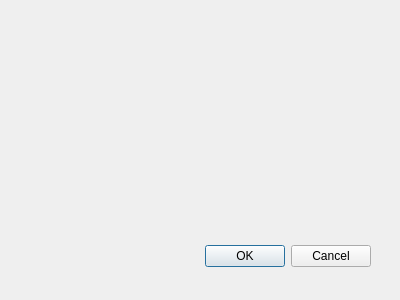
Qt form cloud_masking_dialog_base.ui (SMByC/CloudMasking) before a commit.
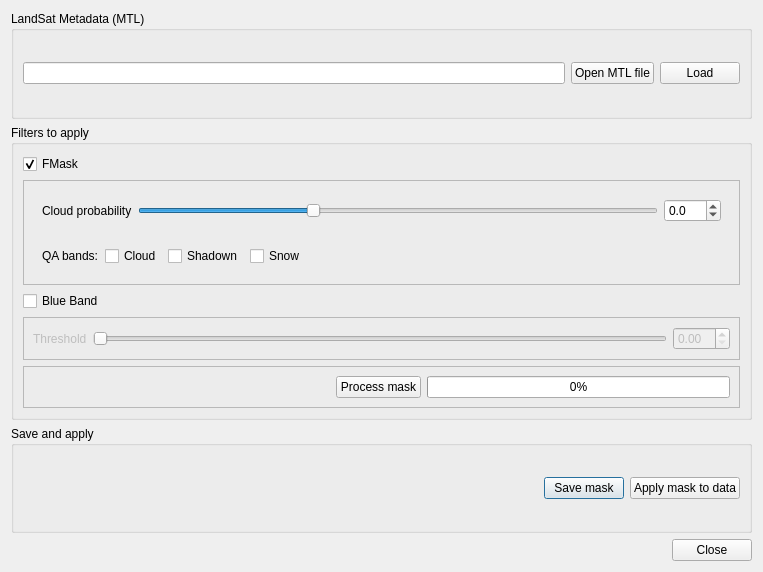
The same form after that commit.

The edit to the form file:
```diff
--- a/cloud_masking_dialog_base.ui
+++ b/cloud_masking_dialog_base.ui
@@ -1,33 +1,304 @@
 <ui version="4.0" >
  <class>CloudMaskingDialogBase</class>
- <widget class="QDialog" name="CloudMaskingDialogBase" >
-  <property name="geometry" >
+ <widget class="QDialog" name="CloudMaskingDialogBase">
+  <property name="geometry">
    <rect>
     <x>0</x>
     <y>0</y>
-    <width>400</width>
-    <height>300</height>
+    <width>763</width>
+    <height>572</height>
    </rect>
   </property>
   <property name="windowTitle" >
    <string>Cloud masking</string>
   </property>
-  <widget class="QDialogButtonBox" name="button_box" >
-   <property name="geometry" >
-    <rect>
-     <x>30</x>
-     <y>240</y>
-     <width>341</width>
-     <height>32</height>
-    </rect>
-   </property>
-   <property name="orientation" >
-    <enum>Qt::Horizontal</enum>
-   </property>
-   <property name="standardButtons" >
-    <set>QDialogButtonBox::Cancel|QDialogButtonBox::Ok</set>
-   </property>
-  </widget>
+  <layout class="QGridLayout" name="gridLayout">
+   <item row="2" column="0">
+    <widget class="QGroupBox" name="groupBox">
+     <property name="title">
+      <string>Save and apply</string>
+     </property>
+     <layout class="QHBoxLayout" name="horizontalLayout_3">
+      <item>
+       <spacer name="horizontalSpacer_3">
+        <property name="orientation">
+         <enum>Qt::Horizontal</enum>
+        </property>
+        <property name="sizeHint" stdset="0">
+         <size>
+          <width>40</width>
+          <height>20</height>
+         </size>
+        </property>
+       </spacer>
+      </item>
+      <item>
+       <widget class="QPushButton" name="pushButton_4">
+        <property name="text">
+         <string>Save mask</string>
+        </property>
+       </widget>
+      </item>
+      <item>
+       <widget class="QPushButton" name="pushButton_5">
+        <property name="text">
+         <string>Apply mask to data</string>
+        </property>
+       </widget>
+      </item>
+     </layout>
+    </widget>
+   </item>
+   <item row="3" column="0">
+    <widget class="QDialogButtonBox" name="button_close">
+     <property name="enabled">
+      <bool>true</bool>
+     </property>
+     <property name="orientation">
+      <enum>Qt::Horizontal</enum>
+     </property>
+     <property name="standardButtons">
+      <set>QDialogButtonBox::Close</set>
+     </property>
+     <property name="centerButtons">
+      <bool>false</bool>
+     </property>
+    </widget>
+   </item>
+   <item row="0" column="0">
+    <widget class="QGroupBox" name="groupBox_MTL">
+     <property name="title">
+      <string>LandSat Metadata (MTL)</string>
+     </property>
+     <layout class="QGridLayout" name="gridLayout_6">
+      <item row="0" column="1">
+       <widget class="QPushButton" name="pushButton">
+        <property name="text">
+         <string>Open MTL file</string>
+        </property>
+       </widget>
+      </item>
+      <item row="0" column="0">
+       <widget class="QLineEdit" name="lineEdit"/>
+      </item>
+      <item row="0" column="2">
+       <widget class="QPushButton" name="pushButton_2">
+        <property name="text">
+         <string>Load</string>
+        </property>
+       </widget>
+      </item>
+     </layout>
+    </widget>
+   </item>
+   <item row="1" column="0">
+    <widget class="QGroupBox" name="groupBox_Filters">
+     <property name="title">
+      <string>Filters to apply</string>
+     </property>
+     <layout class="QGridLayout" name="gridLayout_2">
+      <item row="0" column="1">
+       <widget class="QCheckBox" name="checkBox_FMask">
+        <property name="enabled">
+         <bool>true</bool>
+        </property>
+        <property name="text">
+         <string>FMask</string>
+        </property>
+        <property name="checked">
+         <bool>true</bool>
+        </property>
+       </widget>
+      </item>
+      <item row="3" column="1">
+       <widget class="QFrame" name="frame_BlueBand">
+        <property name="enabled">
+         <bool>false</bool>
+        </property>
+        <property name="frameShape">
+         <enum>QFrame::StyledPanel</enum>
+        </property>
+        <property name="frameShadow">
+         <enum>QFrame::Raised</enum>
+        </property>
+        <layout class="QGridLayout" name="gridLayout_4">
+         <item row="0" column="1">
+          <widget class="QSlider" name="horizontalSlider_BB">
+           <property name="orientation">
+            <enum>Qt::Horizontal</enum>
+           </property>
+          </widget>
+         </item>
+         <item row="0" column="0">
+          <widget class="QLabel" name="label_2">
+           <property name="text">
+            <string>Threshold</string>
+           </property>
+          </widget>
+         </item>
+         <item row="0" column="2">
+          <widget class="QDoubleSpinBox" name="doubleSpinBox_BB"/>
+         </item>
+        </layout>
+       </widget>
+      </item>
+      <item row="1" column="1">
+       <widget class="QFrame" name="frame_FMask">
+        <property name="frameShape">
+         <enum>QFrame::StyledPanel</enum>
+        </property>
+        <property name="frameShadow">
+         <enum>QFrame::Raised</enum>
+        </property>
+        <layout class="QGridLayout" name="gridLayout_3">
+         <item row="3" column="0">
+          <widget class="QWidget" name="widget_2" native="true">
+           <layout class="QHBoxLayout" name="horizontalLayout">
+            <item>
+             <widget class="QLabel" name="label_3">
+              <property name="text">
+               <string>QA bands:</string>
+              </property>
+             </widget>
+            </item>
+            <item>
+             <widget class="QCheckBox" name="checkBox_2">
+              <property name="text">
+               <string>Cloud</string>
+              </property>
+             </widget>
+            </item>
+            <item>
+             <widget class="QCheckBox" name="checkBox_3">
+              <property name="text">
+               <string>Shadown</string>
+              </property>
+             </widget>
+            </item>
+            <item>
+             <widget class="QCheckBox" name="checkBox">
+              <property name="text">
+               <string>Snow</string>
+              </property>
+             </widget>
+            </item>
+            <item>
+             <spacer name="horizontalSpacer">
+              <property name="orientation">
+               <enum>Qt::Horizontal</enum>
+              </property>
+              <property name="sizeHint" stdset="0">
+               <size>
+                <width>40</width>
+                <height>20</height>
+               </size>
+              </property>
+             </spacer>
+            </item>
+           </layout>
+          </widget>
+         </item>
+         <item row="2" column="0">
+          <widget class="QWidget" name="widget" native="true">
+           <layout class="QGridLayout" name="gridLayout_5">
+            <item row="1" column="2">
+             <widget class="QDoubleSpinBox" name="doubleSpinBox_CP">
+              <property name="decimals">
+               <number>1</number>
+              </property>
+              <property name="minimum">
+               <double>-50.000000000000000</double>
+              </property>
+              <property name="singleStep">
+               <double>0.100000000000000</double>
+              </property>
+             </widget>
+            </item>
+            <item row="1" column="0">
+             <widget class="QLabel" name="label">
+              <property name="text">
+               <string>Cloud probability</string>
+              </property>
+             </widget>
+            </item>
+            <item row="1" column="1">
+             <widget class="QSlider" name="horizontalSlider_CP">
+              <property name="minimum">
+               <number>-500</number>
+              </property>
+              <property name="maximum">
+               <number>1000</number>
+              </property>
+              <property name="singleStep">
+               <number>10</number>
+              </property>
+              <property name="orientation">
+               <enum>Qt::Horizontal</enum>
+              </property>
+             </widget>
+            </item>
+           </layout>
+          </widget>
+         </item>
+        </layout>
+       </widget>
+      </item>
+      <item row="2" column="1">
+       <widget class="QCheckBox" name="checkBox_BlueBand">
+        <property name="text">
+         <string>Blue Band</string>
+        </property>
+       </widget>
+      </item>
+      <item row="4" column="1" rowspan="3">
+       <widget class="QFrame" name="frame">
+        <property name="frameShape">
+         <enum>QFrame::StyledPanel</enum>
+        </property>
+        <property name="frameShadow">
+         <enum>QFrame::Plain</enum>
+        </property>
+        <property name="lineWidth">
+         <number>0</number>
+        </property>
+        <layout class="QHBoxLayout" name="horizontalLayout_2">
+         <item>
+          <spacer name="horizontalSpacer_2">
+           <property name="orientation">
+            <enum>Qt::Horizontal</enum>
+           </property>
+           <property name="sizeHint" stdset="0">
+            <size>
+             <width>40</width>
+             <height>20</height>
+            </size>
+           </property>
+          </spacer>
+         </item>
+         <item>
+          <widget class="QPushButton" name="pushButton_3">
+           <property name="text">
+            <string>Process mask</string>
+           </property>
+          </widget>
+         </item>
+         <item>
+          <widget class="QProgressBar" name="progressBar">
+           <property name="value">
+            <number>0</number>
+           </property>
+           <property name="invertedAppearance">
+            <bool>false</bool>
+           </property>
+          </widget>
+         </item>
+        </layout>
+       </widget>
+      </item>
+     </layout>
+    </widget>
+   </item>
+  </layout>
  </widget>
  <resources/>
  <connections>
```
Left out of the diff: 79 changed lines with no effect on the pictures.
